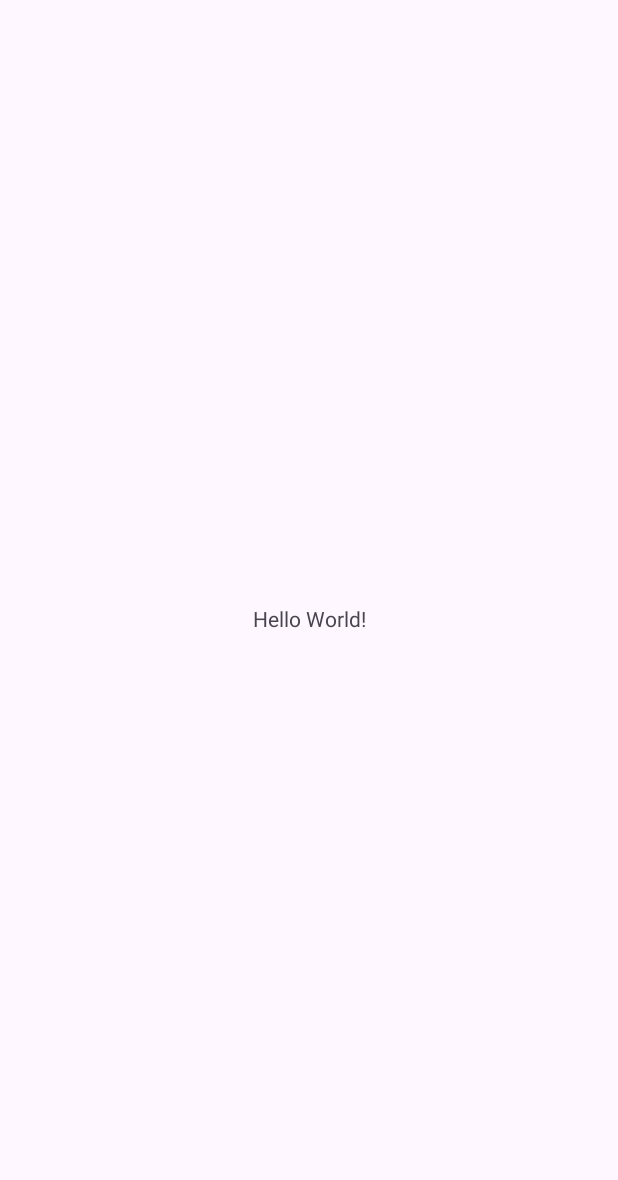
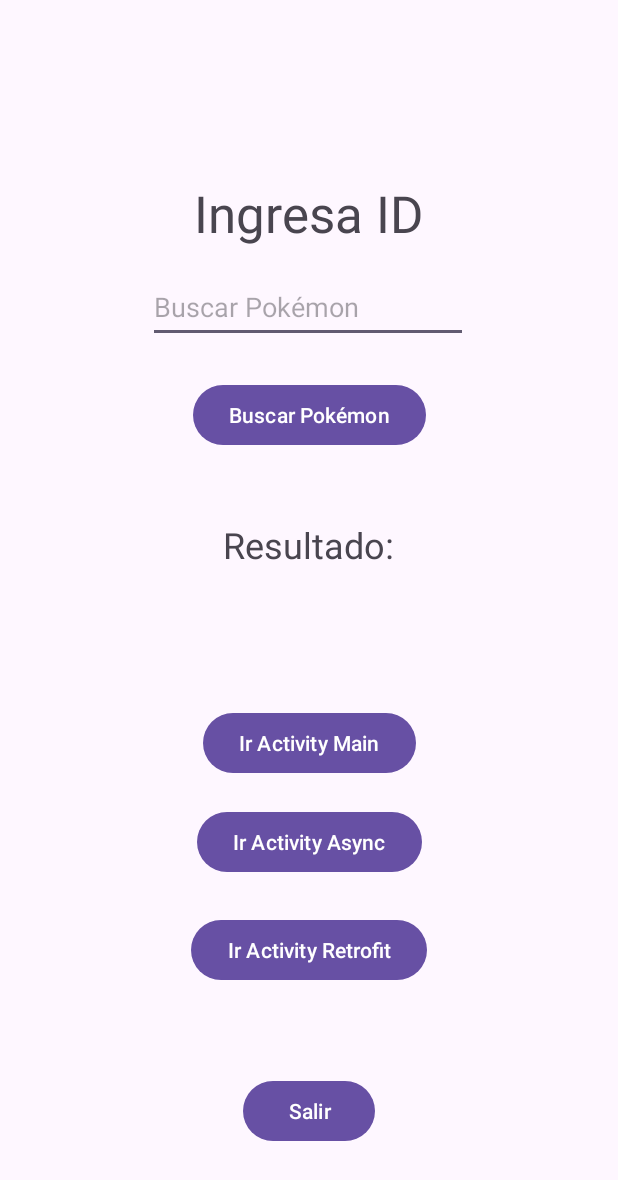
Before and after one commit to moonnnluv/AppPokemon, an Android app: the screen it shows after launch (MainActivity), on a phone screen of 412 x 824 dp. Before the commit the part shown is almost empty. Shown: the top 1180 px of the screen. Run offline under Robolectric (Android 15) with nearby library versions, the phone set to English and light mode, and no system bars.

Commit message:
Creacion Design

```diff
--- a/app/src/main/res/layout/activity_main.xml
+++ b/app/src/main/res/layout/activity_main.xml
@@ -7,13 +7,111 @@
     android:layout_height="match_parent"
     tools:context=".MainActivity">
 
-    <TextView
+    <EditText
+        android:id="@+id/etID"
         android:layout_width="wrap_content"
         android:layout_height="wrap_content"
-        android:text="Hello World!"
+        android:layout_marginTop="16dp"
+        android:autofillHints=""
+        android:ems="10"
+        android:hint="@string/buscar_pokemon"
+        android:inputType="text"
+        android:minHeight="48dp"
+        app:layout_constraintEnd_toEndOf="parent"
+        app:layout_constraintHorizontal_bias="0.497"
+        app:layout_constraintStart_toStartOf="parent"
+        app:layout_constraintTop_toBottomOf="@+id/tvTitulo" />
+
+    <TextView
+        android:id="@+id/tvTitulo"
+        android:layout_width="wrap_content"
+        android:layout_height="wrap_content"
+        android:text="@string/ingresa_id"
+        android:textSize="34sp"
+        app:layout_constraintBottom_toBottomOf="parent"
+        app:layout_constraintEnd_toEndOf="parent"
+        app:layout_constraintHorizontal_bias="0.498"
+        app:layout_constraintStart_toStartOf="parent"
+        app:layout_constraintTop_toTopOf="parent"
+        app:layout_constraintVertical_bias="0.153" />
+
+    <Button
+        android:id="@+id/btBuscar"
+        android:layout_width="wrap_content"
+        android:layout_height="wrap_content"
+        android:text="@string/buscar_pokemon"
         app:layout_constraintBottom_toBottomOf="parent"
         app:layout_constraintEnd_toEndOf="parent"
         app:layout_constraintStart_toStartOf="parent"
-        app:layout_constraintTop_toTopOf="parent" />
+        app:layout_constraintTop_toBottomOf="@+id/etID"
+        app:layout_constraintVertical_bias="0.044" />
+
+    <TextView
+        android:id="@+id/tvResultado"
+        android:layout_width="wrap_content"
+        android:layout_height="wrap_content"
+        android:text="@string/resultado"
+        android:textSize="24sp"
+        app:layout_constraintBottom_toBottomOf="parent"
+        app:layout_constraintEnd_toEndOf="parent"
+        app:layout_constraintHorizontal_bias="0.498"
+        app:layout_constraintStart_toStartOf="parent"
+        app:layout_constraintTop_toBottomOf="@+id/btBuscar"
+        app:layout_constraintVertical_bias="0.094" />
+
+    <ProgressBar
+        android:id="@+id/progressBar"
+        style="?android:attr/progressBarStyle"
+        android:layout_width="wrap_content"
+        android:layout_height="wrap_content"
+        android:visibility="gone"
+        app:layout_constraintBottom_toBottomOf="parent"
+        app:layout_constraintEnd_toEndOf="parent"
+        app:layout_constraintStart_toStartOf="parent"
+        app:layout_constraintTop_toTopOf="parent"
+        tools:visibility="visible" />
+
+    <Button
+        android:id="@+id/btIrMain"
+        android:layout_width="wrap_content"
+        android:layout_height="wrap_content"
+        android:text="@string/ir_activity_main"
+        app:layout_constraintBottom_toBottomOf="parent"
+        app:layout_constraintEnd_toEndOf="parent"
+        app:layout_constraintStart_toStartOf="parent"
+        app:layout_constraintTop_toBottomOf="@+id/progressBar"
+        app:layout_constraintVertical_bias="0.163" />
+
+    <Button
+        android:id="@+id/btIrAsync"
+        android:layout_width="wrap_content"
+        android:layout_height="wrap_content"
+        android:text="@string/ir_activity_async"
+        app:layout_constraintBottom_toBottomOf="parent"
+        app:layout_constraintEnd_toEndOf="parent"
+        app:layout_constraintStart_toStartOf="parent"
+        app:layout_constraintTop_toBottomOf="@+id/btIrMain"
+        app:layout_constraintVertical_bias="0.071" />
+
+    <Button
+        android:id="@+id/btIrRetrofit"
+        android:layout_width="wrap_content"
+        android:layout_height="wrap_content"
+        android:text="@string/ir_activity_retrofit"
+        app:layout_constraintBottom_toBottomOf="parent"
+        app:layout_constraintEnd_toEndOf="parent"
+        app:layout_constraintStart_toStartOf="parent"
+        app:layout_constraintTop_toBottomOf="@+id/btIrAsync"
+        app:layout_constraintVertical_bias="0.125" />
+
+    <Button
+        android:id="@+id/btSalir"
+        android:layout_width="wrap_content"
+        android:layout_height="wrap_content"
+        android:text="@string/salir"
+        app:layout_constraintBottom_toBottomOf="parent"
+        app:layout_constraintEnd_toEndOf="parent"
+        app:layout_constraintStart_toStartOf="parent"
+        app:layout_constraintTop_toBottomOf="@+id/btIrRetrofit" />
 
 </androidx.constraintlayout.widget.ConstraintLayout>
--- a/app/src/main/res/values/strings.xml
+++ b/app/src/main/res/values/strings.xml
@@ -1,3 +1,13 @@
 <resources>
     <string name="app_name">PokeApp</string>
+    <string name="ingresa_id">Ingresa ID</string>
+    <string name="buscar_pokemon">Buscar Pokémon</string>
+    <string name="resultado">Resultado:</string>
+    <string name="nombre">Nombre:</string>
+    <string name="tipo">Tipo:</string>
+    <string name="ir_activity_async">Ir Activity Async</string>
+    <string name="ir_activity_main">Ir Activity Main</string>
+    <string name="ir_activity_retrofit">Ir Activity Retrofit</string>
+    <string name="volver">Volver</string>
+    <string name="salir">Salir</string>
 </resources>
```
